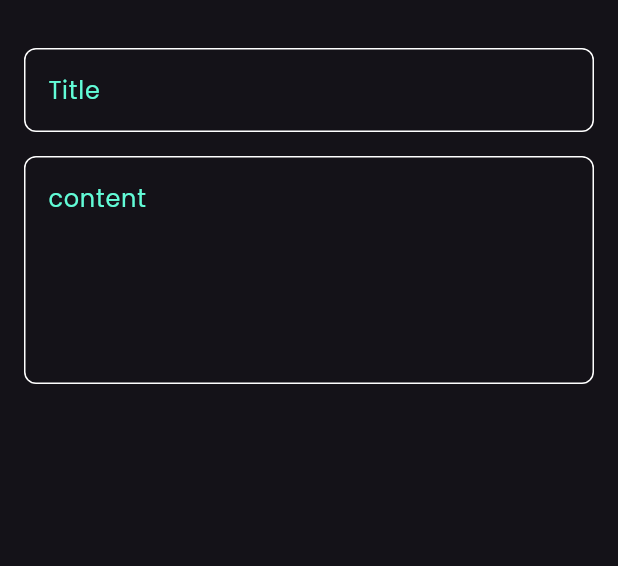
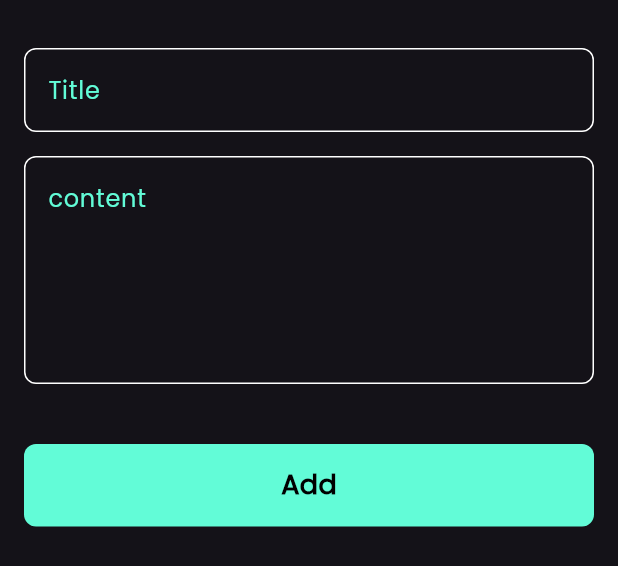
Before and after one commit to ethar156/NoteApp, a Flutter app: the AddNoteBottomSheet widget shown alone on an empty page, opened directly, on a phone screen of 412 x 824 dp. Shown: the top 566 px of the screen. Run offline on Flutter 3.47's test engine with Material 3 defaults, Android fonts, the phone set to English and light mode, and no system bars; our stand-ins replace font_awesome_flutter.

Commit message:
finish notes bottom sheet

```diff
--- a/lib/views/widgets/add_note_bottom_sheet.dart
+++ b/lib/views/widgets/add_note_bottom_sheet.dart
@@ -1,4 +1,5 @@
 import 'package:flutter/material.dart';
+import 'package:note_app/views/widgets/custom_button.dart';
 import 'package:note_app/views/widgets/custom_text_field.dart';
 
 class AddNoteBottomSheet extends StatelessWidget {
@@ -8,8 +9,10 @@ class AddNoteBottomSheet extends StatelessWidget {
   Widget build(BuildContext context) {
     return const Padding(
       padding:  EdgeInsets.symmetric(horizontal: 16),
+      child: SingleChildScrollView(
         child: Column(
-          children: [SizedBox(
+            children:  [
+              SizedBox(
               height: 32,
               ),
               CustomTextField(
@@ -22,8 +25,16 @@ class AddNoteBottomSheet extends StatelessWidget {
                  CustomTextField(
                   hint: 'content',
                   maxLines: 5,
-                )
+                  ),
+                  SizedBox(
+                    height: 40,
+                  ),
+                  CustomButton(),
+                  SizedBox(
+                    height: 16,
+                  ),
             ]
+        ),
       ),
     );
   }
--- /dev/null
+++ b/lib/views/widgets/custom_button.dart
@@ -0,0 +1,26 @@
+import 'package:flutter/material.dart';
+import 'package:note_app/views/widgets/constants.dart';
+
+class CustomButton extends StatelessWidget {
+  const CustomButton({super.key});
+
+  @override
+  Widget build(BuildContext context) {
+    return Container(
+      width: MediaQuery.of(context).size.width,
+      height: 55,
+      decoration: BoxDecoration(
+        color: kPrimaryColor,
+        borderRadius: BorderRadius.circular(8),
+      ),
+      child: const Center(
+        child: Text('Add',
+        style: TextStyle(
+          color: Colors.black,
+          fontWeight: FontWeight.bold,
+          fontSize: 18,
+        ),),
+      ),
+    );
+  }
+}
```
Lines whose indentation alone changed are shown as unchanged.
